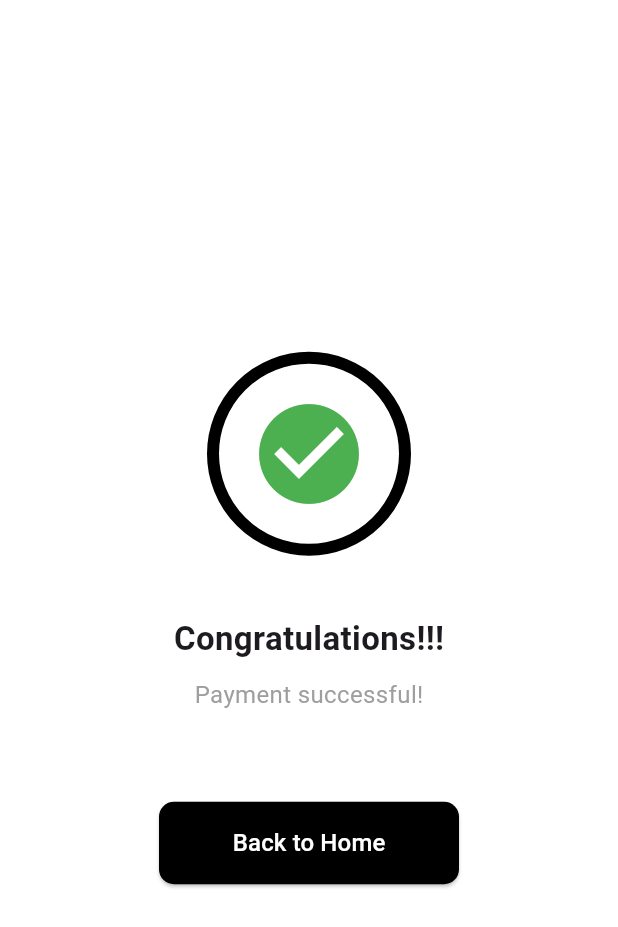
After one commit to abdessamadachaha/ecmc, a Flutter app: the PaymentSuccessPage screen opened directly, on a phone screen of 412 x 824 dp. The commit adds this screen. Shown: the top 927 px of the screen. Run offline on Flutter 3.47's test engine with Material 3 defaults, Android fonts, the phone set to English and light mode, and no system bars; our stand-ins replace curved_navigation_bar, dio, flutter_lucide, flutter_slidable, flutter_svg, image_picker and 1 more; missing offline and left inert: flutter_stripe; accounts and stored records are empty.

Commit message:
thank page

```diff
--- a/lib/Views/orderPage.dart
+++ b/lib/Views/orderPage.dart
@@ -1,5 +1,6 @@
 import 'package:flutter/material.dart';
 import 'package:flutter_stripe/flutter_stripe.dart';
+import 'package:homepage/Views/successPayment.dart';
 import 'package:homepage/providers/cart_provider.dart';
 import 'package:homepage/providers/order_provider.dart';
 import 'package:homepage/services/stripe_service.dart';
@@ -68,15 +69,13 @@ class OrderPage extends StatelessWidget {
 
       await cartProvider.clearCart();
 
-      ScaffoldMessenger.of(context).showSnackBar(
-        const SnackBar(
-          content: Text('✅ Order placed and paid successfully'),
-          backgroundColor: Colors.green,
-          behavior: SnackBarBehavior.floating,
-        ),
-      );
+      Navigator.pushReplacement(
+  context,
+  MaterialPageRoute(builder: (context) =>  PaymentSuccessPage()),
+);
 
-      Navigator.pop(context);
+
+      // Navigator.pop(context);
     } else {
       ScaffoldMessenger.of(context).showSnackBar(
         const SnackBar(
--- /dev/null
+++ b/lib/Views/successPayment.dart
@@ -0,0 +1,81 @@
+import 'package:flutter/material.dart';
+import 'package:homepage/Views/page.dart';
+
+class PaymentSuccessPage extends StatelessWidget {
+  const PaymentSuccessPage({super.key});
+
+  @override
+  Widget build(BuildContext context) {
+    return Scaffold(
+      backgroundColor: Colors.white,
+      body: SafeArea(
+        child: Center(
+          child: Column(
+            mainAxisAlignment: MainAxisAlignment.center,
+            children: [
+              // ✅ Circle with checkmark
+              Container(
+                padding: const EdgeInsets.all(20),
+                decoration: BoxDecoration(
+                  shape: BoxShape.circle,
+                  border: Border.all(
+                    color: Colors.black,
+                    width: 8,
+                  ),
+                ),
+                child: const Icon(
+                  Icons.check_circle,
+                  color: Colors.green,
+                  size: 80,
+                ),
+              ),
+              const SizedBox(height: 40),
+
+              // ✅ Congratulations Text
+              const Text(
+                'Congratulations!!!',
+                style: TextStyle(
+                  fontSize: 22,
+                  fontWeight: FontWeight.bold,
+                ),
+              ),
+
+              const SizedBox(height: 10),
+
+              const Text(
+                'Payment successful!',
+                style: TextStyle(
+                  fontSize: 16,
+                  color: Colors.grey,
+                ),
+              ),
+
+              const SizedBox(height: 60),
+
+              // ✅ Back to Home Button
+              SizedBox(
+                width: 200,
+                child: ElevatedButton(
+                  style: ElevatedButton.styleFrom(
+                    backgroundColor: Colors.black,
+                    shape: RoundedRectangleBorder(
+                      borderRadius: BorderRadius.circular(10),
+                    ),
+                    padding: const EdgeInsets.symmetric(vertical: 16),
+                  ),
+                  onPressed: () {
+                  Navigator.pop(context);
+                  },
+                  child: const Text(
+                    'Back to Home',
+                    style: TextStyle(fontSize: 16, color: Colors.white),
+                  ),
+                ),
+              ),
+            ],
+          ),
+        ),
+      ),
+    );
+  }
+}
```
